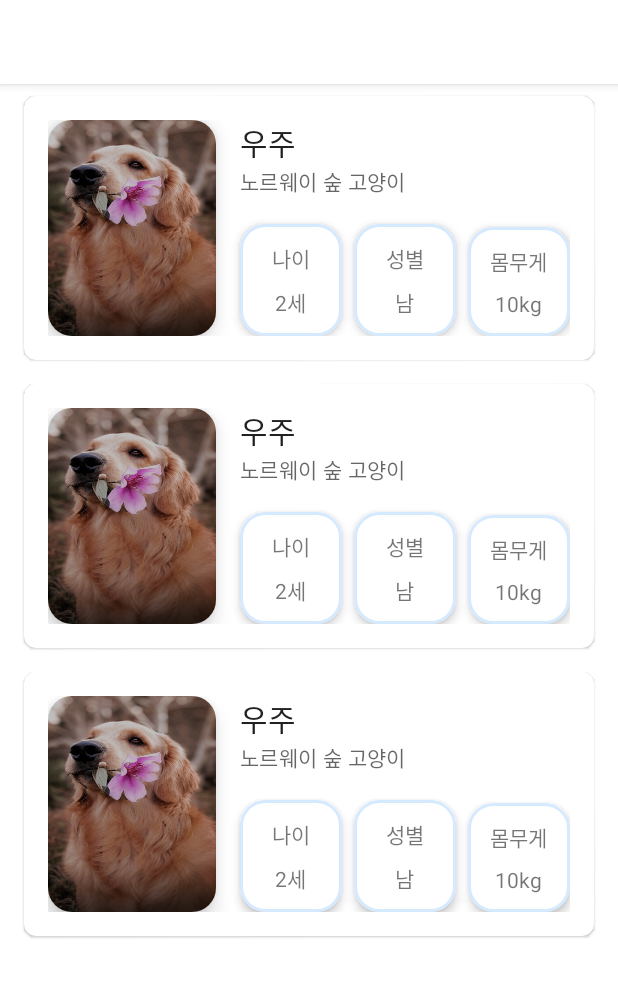
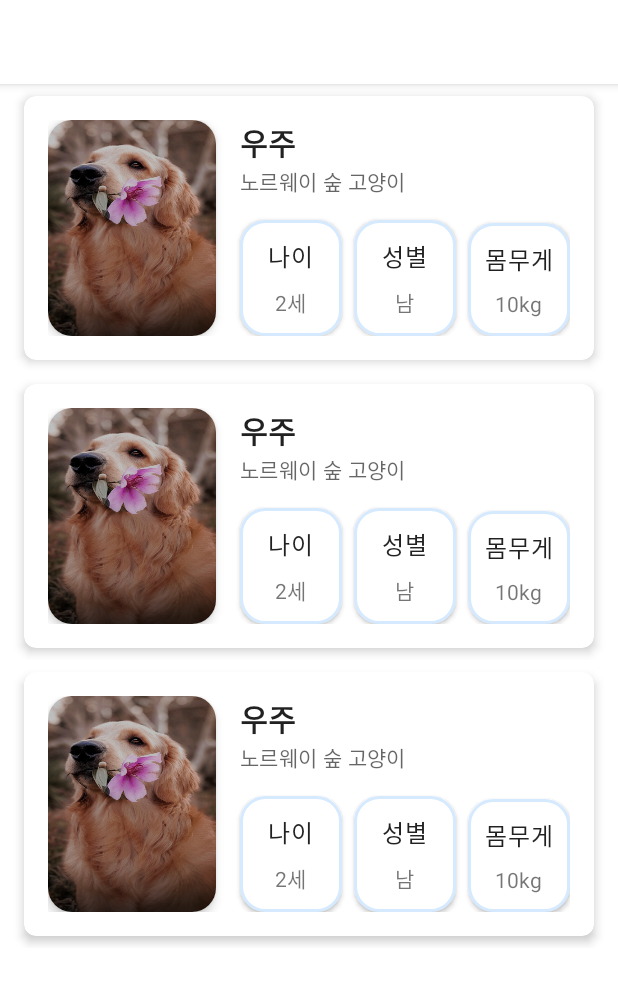
Before and after one commit to simjaeik/Pets, an Android app: the layout fragment_choose_animal.xml on its own in the app's theme, with its tools: preview values and no code run, on a phone screen of 412 x 824 dp. Shown: the top 984 px of the screen. Run offline under Robolectric (Android 15) with nearby library versions, the phone set to English and light mode, and no system bars.

Commit message:
[feat] AnimalItem에 데이터 바인딩 적용
- AnimalItem이 바인딩 변수로 값을 설정할 수 있도록 구현함.

```diff
--- a/mobile/app/src/main/java/com/lacuc/pets/domain/animal/AnimalItem.kt
+++ b/mobile/app/src/main/java/com/lacuc/pets/domain/animal/AnimalItem.kt
@@ -4,4 +4,16 @@ import com.lacuc.pets.data.animal.Animal
 
 class AnimalItem(val animal: Animal, val clickListener: (AnimalItem) -> Unit) {
 
+    fun getName() = animal.name
+
+    fun getSubspecies() = animal.subspecies
+
+    fun getImage() = animal.image
+
+    fun getAge() = "${animal.age}세"
+
+    fun getSex() = animal.sex
+
+    fun getWeight() = animal.weight.toString()
+
 }
--- a/mobile/app/src/main/res/layout/fragment_choose_animal.xml
+++ b/mobile/app/src/main/res/layout/fragment_choose_animal.xml
@@ -43,6 +43,7 @@
                 android:id="@+id/recyclerView_chooseAnimal"
                 android:layout_width="0dp"
                 android:layout_height="0dp"
+                app:items="@{vm.animalItems}"
                 app:layout_constraintBottom_toBottomOf="parent"
                 app:layout_constraintEnd_toEndOf="parent"
                 app:layout_constraintStart_toStartOf="parent"
--- a/mobile/app/src/main/res/layout/item_animal.xml
+++ b/mobile/app/src/main/res/layout/item_animal.xml
@@ -1,7 +1,16 @@
 <?xml version="1.0" encoding="utf-8"?>
-<FrameLayout xmlns:android="http://schemas.android.com/apk/res/android"
+<layout xmlns:android="http://schemas.android.com/apk/res/android"
     xmlns:app="http://schemas.android.com/apk/res-auto"
-    xmlns:tools="http://schemas.android.com/tools"
+    xmlns:tools="http://schemas.android.com/tools">
+
+    <data>
+
+        <variable
+            name="item"
+            type="com.lacuc.pets.domain.animal.AnimalItem" />
+    </data>
+
+    <FrameLayout
         android:layout_width="match_parent"
         android:layout_height="wrap_content">
 
@@ -10,7 +19,9 @@
             android:layout_height="wrap_content"
             android:layout_marginHorizontal="16dp"
             android:layout_marginVertical="8dp"
-        app:cardCornerRadius="8dp">
+            android:onClick="@{() -> item.clickListener.invoke(item)}"
+            app:cardCornerRadius="8dp"
+            app:cardElevation="4dp">
 
             <androidx.constraintlayout.widget.ConstraintLayout
                 android:layout_width="match_parent"
@@ -22,7 +33,7 @@
                     android:layout_width="112dp"
                     android:layout_height="0dp"
                     app:cardCornerRadius="16dp"
-                app:cardElevation="8dp"
+                    app:cardElevation="4dp"
                     app:layout_constraintBottom_toBottomOf="parent"
                     app:layout_constraintStart_toStartOf="parent"
                     app:layout_constraintTop_toTopOf="parent">
@@ -31,6 +42,7 @@
                         android:layout_width="match_parent"
                         android:layout_height="match_parent"
                         android:scaleType="fitXY"
+                        app:image="@{item.image}"
                         tools:src="@drawable/img_login_background" />
 
                 </com.google.android.material.card.MaterialCardView>
@@ -40,7 +52,9 @@
                     android:layout_width="wrap_content"
                     android:layout_height="wrap_content"
                     android:layout_marginStart="16dp"
+                    android:text="@{item.name}"
                     android:textAppearance="?textAppearanceHeadline6"
+                    android:textStyle="bold"
                     app:layout_constraintStart_toEndOf="@id/card_imageAnimal"
                     app:layout_constraintTop_toTopOf="parent"
                     tools:text="우주" />
@@ -50,6 +64,7 @@
                     android:layout_width="wrap_content"
                     android:layout_height="wrap_content"
                     android:layout_marginStart="16dp"
+                    android:text="@{item.subspecies}"
                     android:textAppearance="?textAppearanceBody2"
                     android:textColor="@color/material_on_surface_emphasis_medium"
                     app:layout_constraintStart_toEndOf="@id/card_imageAnimal"
@@ -63,7 +78,7 @@
                     android:layout_marginStart="16dp"
                     android:layout_marginEnd="8dp"
                     android:background="@drawable/rect_stroke_rad16"
-                android:elevation="4dp"
+                    android:elevation="2dp"
                     android:gravity="center"
                     android:orientation="vertical"
                     android:paddingVertical="12dp"
@@ -74,12 +89,14 @@
                     <TextView
                         android:layout_width="wrap_content"
                         android:layout_height="wrap_content"
-                    tools:text="나이" />
+                        android:text="@string/age"
+                        android:textAppearance="?textAppearanceBody1" />
 
                     <TextView
                         android:layout_width="wrap_content"
                         android:layout_height="wrap_content"
                         android:layout_marginTop="8dp"
+                        android:text="@{item.age}"
                         tools:text="2세" />
 
                 </LinearLayout>
@@ -90,7 +107,7 @@
                     android:layout_height="wrap_content"
                     android:layout_marginEnd="8dp"
                     android:background="@drawable/rect_stroke_rad16"
-                android:elevation="4dp"
+                    android:elevation="2dp"
                     android:gravity="center"
                     android:orientation="vertical"
                     android:paddingVertical="12dp"
@@ -101,12 +118,14 @@
                     <TextView
                         android:layout_width="wrap_content"
                         android:layout_height="wrap_content"
-                    tools:text="성별" />
+                        android:text="@string/sex"
+                        android:textAppearance="?textAppearanceBody1" />
 
                     <TextView
                         android:layout_width="wrap_content"
                         android:layout_height="wrap_content"
                         android:layout_marginTop="8dp"
+                        android:text="@{item.sex}"
                         tools:text="남" />
 
                 </LinearLayout>
@@ -116,7 +135,7 @@
                     android:layout_width="0dp"
                     android:layout_height="wrap_content"
                     android:background="@drawable/rect_stroke_rad16"
-                android:elevation="4dp"
+                    android:elevation="2dp"
                     android:gravity="center"
                     android:orientation="vertical"
                     android:paddingVertical="12dp"
@@ -127,12 +146,14 @@
                     <TextView
                         android:layout_width="wrap_content"
                         android:layout_height="wrap_content"
-                    tools:text="몸무게" />
+                        android:text="@string/weight"
+                        android:textAppearance="?textAppearanceBody1" />
 
                     <TextView
                         android:layout_width="wrap_content"
                         android:layout_height="wrap_content"
                         android:layout_marginTop="8dp"
+                        android:text="@{item.weight}"
                         tools:text="10kg" />
 
                 </LinearLayout>
@@ -142,3 +163,4 @@
         </com.google.android.material.card.MaterialCardView>
 
     </FrameLayout>
+</layout>
--- a/mobile/app/src/main/res/values/strings.xml
+++ b/mobile/app/src/main/res/values/strings.xml
@@ -23,4 +23,7 @@
     <string name="posts">게시글</string>
     <string name="posts_add">작성한 글</string>
     <string name="posts_favorite">좋아요한 글</string>
+    <string name="age">나이</string>
+    <string name="sex">성별</string>
+    <string name="weight">몸무게</string>
 </resources>
```
Lines whose indentation alone changed are shown as unchanged.
